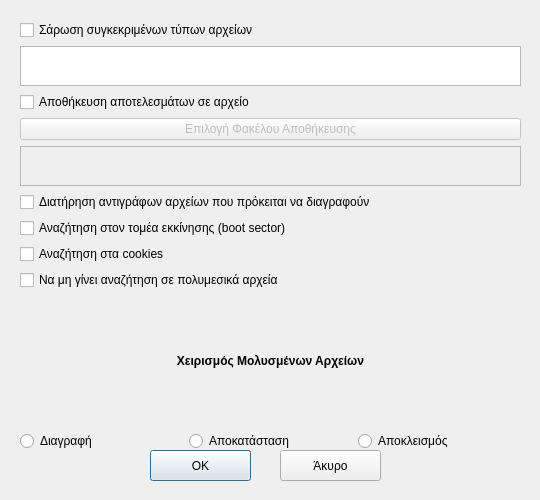
This is PrimeAVG/ui/scanSettings.ui in cti-gr/avgui as Qt 5 draws it before an edit. The edited form follows.
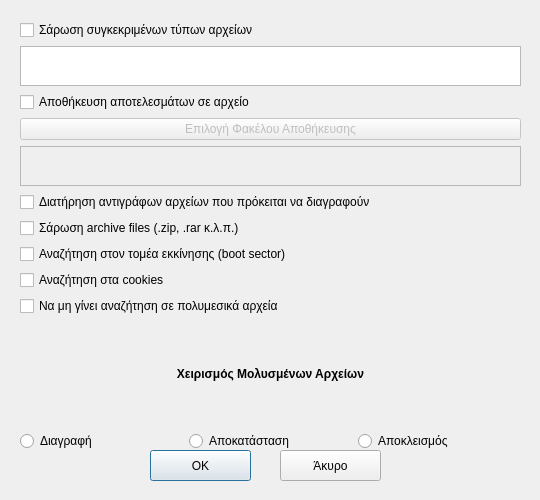
This is the edited form. Icons and pictures are not drawn.

Commit message: Added option to scan for archive files in scan settings

Patch:
```diff
--- a/PrimeAVG/ui/scanSettings.ui
+++ b/PrimeAVG/ui/scanSettings.ui
@@ -110,6 +110,13 @@
       </property>
      </widget>
     </item>
+    <item>
+     <widget class="QCheckBox" name="chkbArchive">
+      <property name="text">
+       <string>Σάρωση archive files (.zip, .rar κ.λ.π.)</string>
+      </property>
+     </widget>
+    </item>
     <item>
      <widget class="QCheckBox" name="chkbBootSec">
       <property name="text">
```
The commit also changes 12 other files.
